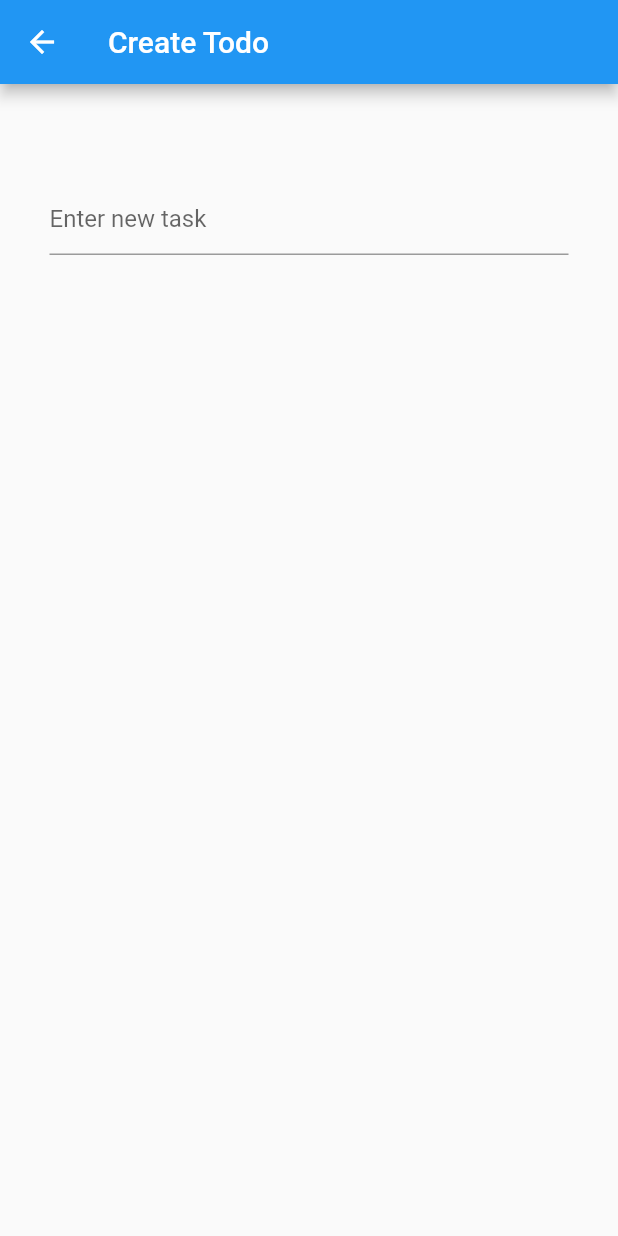
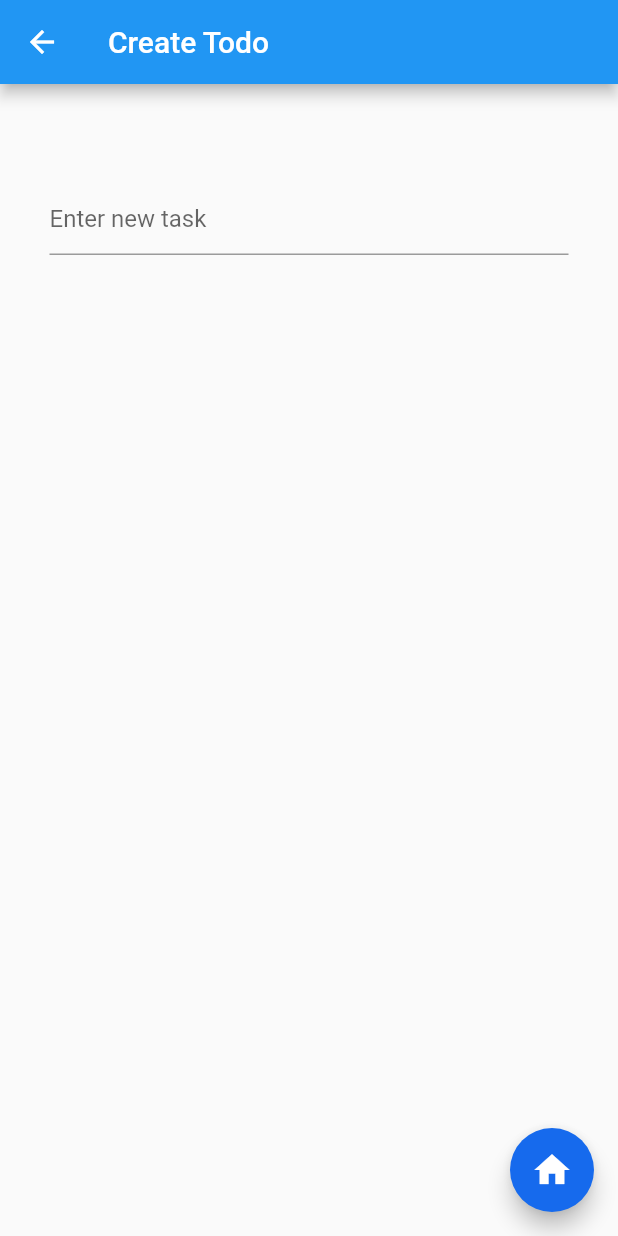
Before and after one commit to marvinlartey/To_Do, a Flutter app: the screen it shows after launch, after a tap on the "add" icon, on a phone screen of 412 x 824 dp. Run offline on Flutter 3.47's test engine with Material 2 defaults, Android fonts, the phone set to English and light mode, and no system bars; our stand-ins replace percent_indicator.

Commit message:
added new page

```diff
--- a/todo/lib/main.dart
+++ b/todo/lib/main.dart
@@ -1,5 +1,6 @@
 import 'package:flutter/material.dart';
 import 'package:todo/views/home_view.dart';
+import 'package:todo/views/pages.dart';
 import 'package:todo/views/tasks_page.dart';
 import 'package:todo/views/login_page.dart';
 import 'package:todo/views/create_todo_view.dart';
@@ -19,7 +20,7 @@ class MyApp extends StatelessWidget {
       theme: ThemeData(
         primarySwatch: Colors.blue,
       ),
-      home: const TasksPage(),
+      home: const Pages(),
     );
   }
 }
--- a/todo/lib/views/create_todo_view.dart
+++ b/todo/lib/views/create_todo_view.dart
@@ -1,4 +1,5 @@
 import 'package:flutter/material.dart';
+import 'package:todo/views/pages.dart';
 
 class CreateTodoView extends StatelessWidget {
   const CreateTodoView({Key? key}) : super(key: key);
@@ -17,6 +18,15 @@ class CreateTodoView extends StatelessWidget {
           ),
         ],
       ),
+      floatingActionButton: FloatingActionButton(
+        backgroundColor: const Color.fromRGBO(22, 106, 237, 1),
+        onPressed: () {
+          Navigator.of(context).push(MaterialPageRoute(
+            builder: (context) => const Pages(),
+          ));
+        },
+        child: const Icon(Icons.home, size: 28),
+      ),
     );
   }
 }
--- /dev/null
+++ b/todo/lib/views/pages.dart
@@ -0,0 +1,46 @@
+import 'package:flutter/material.dart';
+import 'package:todo/views/tasks_page.dart';
+
+import 'create_todo_view.dart';
+
+class Pages extends StatelessWidget {
+  const Pages({Key? key}) : super(key: key);
+
+  @override
+  Widget build(BuildContext context) {
+    return Scaffold(
+      appBar: AppBar(
+        elevation: 0,
+        backgroundColor: Colors.white,
+        leading: const IconButton(
+            onPressed: null,
+            icon: Icon(
+              Icons.menu,
+              size: 26,
+            )),
+        actions: const [
+          IconButton(onPressed: null, icon: Icon(Icons.search)),
+          IconButton(onPressed: null, icon: Icon(Icons.notifications_outlined))
+        ],
+      ),
+      body: Column(
+        children: [
+          IconButton(
+              onPressed: () {
+                Navigator.of(context).push(MaterialPageRoute(
+                  builder: (context) => const TasksPage(),
+                ));
+              },
+              icon: const Icon(Icons.home)),
+          IconButton(
+              onPressed: () {
+                Navigator.of(context).push(MaterialPageRoute(
+                  builder: (context) => const CreateTodoView(),
+                ));
+              },
+              icon: const Icon(Icons.add)),
+        ],
+      ),
+    );
+  }
+}
--- a/todo/lib/views/tasks_page.dart
+++ b/todo/lib/views/tasks_page.dart
@@ -2,6 +2,8 @@ import 'package:flutter/material.dart';
 import 'package:flutter/widgets.dart';
 import 'package:percent_indicator/percent_indicator.dart';
 import 'package:todo/views/create_todo_view.dart';
+
+import 'custom_widget/widgets.dart';
 
 void main() {
   runApp(const TasksPage());
@@ -74,14 +76,12 @@ class TasksPage extends StatelessWidget {
                           child: Column(
                             crossAxisAlignment: CrossAxisAlignment.start,
                             children: [
-                              const Padding(
+                              const PaddingWithText(
                                 padding: EdgeInsets.all(10),
-                                child: Text('40 tasks',
-                                    style: TextStyle(
-                                        fontSize: 12,
-                                        fontWeight: FontWeight.w400,
-                                        color:
-                                            Color.fromRGBO(164, 169, 199, 1))),
+                                fontSize: 11,
+                                text: '40 tasks',
+                                fontWeight: FontWeight.w400,
+                                color: Color.fromRGBO(164, 169, 199, 1),
                               ),
                               const Padding(
                                 padding: EdgeInsets.only(left: 10.0),
```
Also changed, not shown: todo/lib/views/custom_widget/widgets.dart (added, +31 -0 lines).
